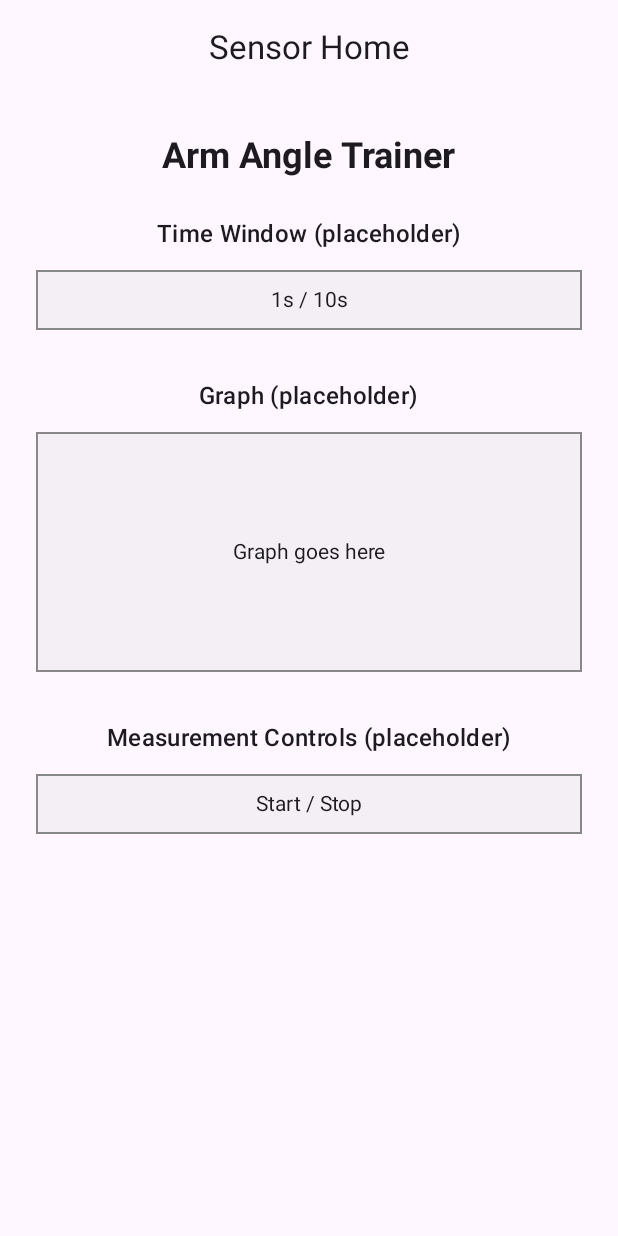
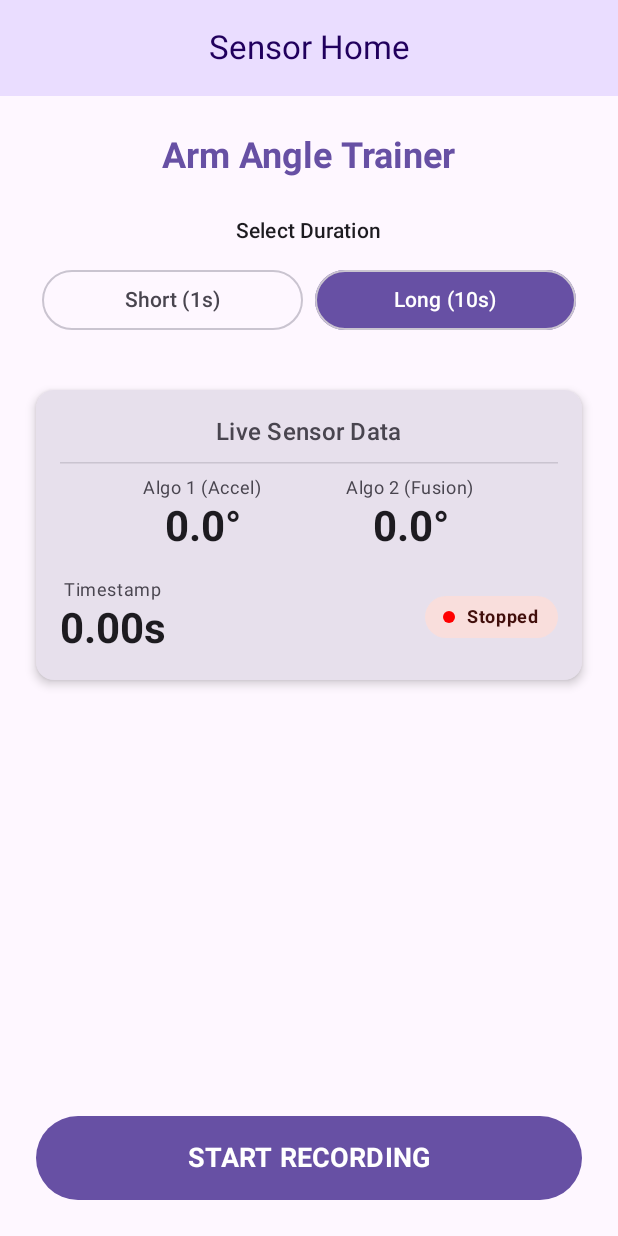
Before and after one commit to Alexby03/AndroidSensorMonitor, an Android app built with Jetpack Compose: the @Preview function AppScreenPreview, on a phone screen of 412 x 824 dp. Run offline under Robolectric (Android 15) with nearby library versions, the phone set to English and light mode, and no system bars.

Commit message:
Introduced screen, implemented a state to expose to the front-end. Tweaked filter alphas, changed divisor to 1_000F

```diff
--- a/app/src/main/AndroidManifest.xml
+++ b/app/src/main/AndroidManifest.xml
@@ -3,6 +3,7 @@
           xmlns:tools="http://schemas.android.com/tools">
 
     <application
+            android:name=".SensorApplication"
             android:allowBackup="true"
             android:dataExtractionRules="@xml/data_extraction_rules"
             android:fullBackupContent="@xml/backup_rules"
--- a/app/src/main/java/com/example/sensors/core/AngleCalculator.kt
+++ b/app/src/main/java/com/example/sensors/core/AngleCalculator.kt
@@ -8,8 +8,8 @@ class AngleCalculator {
     private var currentFusionAngle = 0f
     private var lastTimestamp: Long = 0
 
-    private val aEWMA = 0.1f
-    private val aFusion = 0.98f
+    private val aEWMA = 0.2f
+    private val aFusion = 0.5f
 
     fun process(rawEvents: Flow<ReadSensorEvent>): Flow<MeasuredResult> {
         reset()
@@ -18,7 +18,7 @@ class AngleCalculator {
             val dt = if (lastTimestamp == 0L) {
                 0f
             } else {
-                (event.timestamp - lastTimestamp) / 1_000_000f
+                (event.timestamp - lastTimestamp) / 1_000f
             }
             lastTimestamp = event.timestamp
 
--- a/app/src/main/java/com/example/sensors/ui/screens/AppScreen.kt
+++ b/app/src/main/java/com/example/sensors/ui/screens/AppScreen.kt
@@ -1,61 +1,43 @@
 package com.example.sensors.ui.screens
 
-import androidx.compose.foundation.layout.Arrangement
-import androidx.compose.foundation.layout.Box
-import androidx.compose.foundation.layout.Column
-import androidx.compose.foundation.layout.PaddingValues
-import androidx.compose.foundation.layout.Row
-import androidx.compose.foundation.layout.Spacer
-import androidx.compose.foundation.layout.fillMaxSize
-import androidx.compose.foundation.layout.fillMaxWidth
-import androidx.compose.foundation.layout.height
-import androidx.compose.foundation.layout.padding
-import androidx.compose.foundation.lazy.LazyColumn
-import androidx.compose.foundation.lazy.items
-import androidx.compose.foundation.text.KeyboardOptions
-import androidx.compose.material3.Button
-import androidx.compose.material3.CenterAlignedTopAppBar
-import androidx.compose.material3.ExperimentalMaterial3Api
-import androidx.compose.material3.HorizontalDivider
-import androidx.compose.material3.MaterialTheme
-import androidx.compose.material3.OutlinedTextField
-import androidx.compose.material3.Scaffold
-import androidx.compose.material3.Text
-import androidx.compose.material3.TopAppBarDefaults
+import androidx.compose.foundation.background
+import androidx.compose.foundation.border
+import androidx.compose.foundation.layout.*
+import androidx.compose.foundation.shape.RoundedCornerShape
+import androidx.compose.material3.*
 import androidx.compose.runtime.Composable
-import androidx.compose.runtime.LaunchedEffect
 import androidx.compose.runtime.collectAsState
 import androidx.compose.runtime.getValue
-import androidx.compose.runtime.mutableStateOf
-import androidx.compose.runtime.remember
-import androidx.compose.runtime.setValue
 import androidx.compose.ui.Alignment
 import androidx.compose.ui.Modifier
+import androidx.compose.ui.graphics.Color
 import androidx.compose.ui.text.font.FontWeight
-import androidx.compose.ui.text.input.ImeAction
-import androidx.compose.ui.text.input.KeyboardType
+import androidx.compose.ui.text.style.TextAlign
 import androidx.compose.ui.tooling.preview.Preview
 import androidx.compose.ui.unit.dp
 import androidx.compose.ui.unit.sp
+import com.example.sensors.core.TimeSet
 import com.example.sensors.viewmodels.FakeVM
 import com.example.sensors.viewmodels.SensorViewModel
-import java.time.format.DateTimeFormatter
-import androidx.compose.foundation.background
-import androidx.compose.foundation.border
-import androidx.compose.foundation.layout.*
-import androidx.compose.material3.*
-import androidx.compose.ui.graphics.Color
-import androidx.compose.ui.unit.dp
+import java.util.Locale
 
 @OptIn(ExperimentalMaterial3Api::class)
 @Composable
 fun AppScreen(
-    vm: SensorViewModel // kept for later use but not used now
+    vm: SensorViewModel
 ) {
+    // Collect flows from the ViewModel
+    val state by vm.state.collectAsState()
+    val interval by vm.interval.collectAsState()
+
     Scaffold(
         topBar = {
             CenterAlignedTopAppBar(
-                title = { Text("Sensor Home") }
+                title = { Text("Sensor Home") },
+                colors = TopAppBarDefaults.centerAlignedTopAppBarColors(
+                    containerColor = MaterialTheme.colorScheme.primaryContainer,
+                    titleContentColor = MaterialTheme.colorScheme.onPrimaryContainer
+                )
             )
         }
     ) { padding ->
@@ -74,82 +56,172 @@ fun AppScreen(
             Text(
                 text = "Arm Angle Trainer",
                 style = MaterialTheme.typography.headlineSmall,
-                fontWeight = FontWeight.Bold
+                fontWeight = FontWeight.Bold,
+                color = MaterialTheme.colorScheme.primary
             )
 
             Spacer(modifier = Modifier.height(24.dp))
 
-
             // ---------------------------------------------------
-            // TIME WINDOW SECTION (placeholder)
+            // TIME WINDOW SELECTOR
             // ---------------------------------------------------
             Text(
-                text = "Time Window (placeholder)",
-                style = MaterialTheme.typography.titleMedium
+                text = "Select Duration",
+                style = MaterialTheme.typography.labelLarge
             )
+            Spacer(modifier = Modifier.height(8.dp))
 
-            Spacer(modifier = Modifier.height(12.dp))
+            Row(
+                modifier = Modifier.fillMaxWidth(),
+                horizontalArrangement = Arrangement.Center
+            ) {
+                TimeSet.values().forEach { mode ->
+                    val isSelected = (interval == mode)
+                    val label = if (mode == TimeSet.SHORT) "Short (1s)" else "Long (10s)"
 
-            Box(
-                modifier = Modifier
-                    .fillMaxWidth()
-                    .height(40.dp)
-                    .border(1.dp, Color.Gray)
-                    .background(Color.LightGray.copy(alpha = 0.2f)),
-                contentAlignment = Alignment.Center
-            ) {
-                Text("1s / 10s")
+                    // Changing logic: only allow changing mode if NOT measuring
+                    val enabled = !state.isMeasuring
+
+                    OutlinedButton(
+                        onClick = { vm.setTimeSet(mode) }, // Make sure you added setTimeSet to interface!
+                        modifier = Modifier
+                            .weight(1f)
+                            .padding(4.dp),
+                        enabled = enabled,
+                        colors = if (isSelected) {
+                            ButtonDefaults.outlinedButtonColors(
+                                containerColor = MaterialTheme.colorScheme.primary,
+                                contentColor = MaterialTheme.colorScheme.onPrimary
+                            )
+                        } else {
+                            ButtonDefaults.outlinedButtonColors()
+                        }
+                    ) {
+                        Text(label)
+                    }
+                }
             }
-
 
             Spacer(modifier = Modifier.height(32.dp))
 
+            // ---------------------------------------------------
+            // LIVE DATA DISPLAY (Angle 1, Angle 2, Timestamp, Status)
+            // ---------------------------------------------------
+            Card(
+                modifier = Modifier.fillMaxWidth(),
+                elevation = CardDefaults.cardElevation(defaultElevation = 4.dp),
+                colors = CardDefaults.cardColors(containerColor = MaterialTheme.colorScheme.surfaceVariant)
+            ) {
+                Column(
+                    modifier = Modifier.padding(16.dp),
+                    horizontalAlignment = Alignment.CenterHorizontally
+                ) {
+                    Text(
+                        "Live Sensor Data",
+                        style = MaterialTheme.typography.titleMedium,
+                        fontWeight = FontWeight.SemiBold
+                    )
+                    HorizontalDivider(modifier = Modifier.padding(vertical = 8.dp))
+
+                    Row(
+                        modifier = Modifier.fillMaxWidth(),
+                        horizontalArrangement = Arrangement.SpaceEvenly
+                    ) {
+                        DataField("Algo 1 (Accel)", "%.1f°".format(state.currentAlgo1Angle))
+                        DataField("Algo 2 (Fusion)", "%.1f°".format(state.currentAlgo2Angle))
+                    }
+
+                    Spacer(modifier = Modifier.height(16.dp))
+
+                    Row(
+                        modifier = Modifier.fillMaxWidth(),
+                        horizontalArrangement = Arrangement.SpaceBetween,
+                        verticalAlignment = Alignment.CenterVertically
+                    ) {
+                        // Simple Timestamp (ns -> seconds for display)
+                        val seconds = state.currentTimeStamp / 1_000_000_000.0
+                        // Just showing raw seconds for debugging/visual feedback
+                        DataField("Timestamp", "%.2fs".format(seconds))
+
+                        // Status Badge
+                        StatusBadge(isMeasuring = state.isMeasuring)
+                    }
+                }
+            }
+
+            Spacer(modifier = Modifier.weight(1f)) // Push button to bottom area
 
             // ---------------------------------------------------
-            // GRAPH PLACEHOLDER
+            // START / STOP BUTTON
             // ---------------------------------------------------
-            Text(
-                text = "Graph (placeholder)",
-                style = MaterialTheme.typography.titleMedium
-            )
+            Button(
+                onClick = {
+                    if (state.isMeasuring) {
+                        vm.stopMeasurement()
+                    } else {
+                        vm.startMeasurement()
+                    }
+                },
+                modifier = Modifier
+                    .fillMaxWidth()
+                    .height(56.dp),
+                colors = ButtonDefaults.buttonColors(
+                    containerColor = if (state.isMeasuring) MaterialTheme.colorScheme.error else MaterialTheme.colorScheme.primary
+                )
+            ) {
+                Text(
+                    text = if (state.isMeasuring) "STOP MEASUREMENT" else "START RECORDING",
+                    fontSize = 18.sp,
+                    fontWeight = FontWeight.Bold
+                )
+            }
+        }
+    }
+}
 
-            Spacer(modifier = Modifier.height(12.dp))
+// Helper Composable for Data Fields
+@Composable
+fun DataField(label: String, value: String) {
+    Column(horizontalAlignment = Alignment.CenterHorizontally) {
+        Text(
+            text = label,
+            style = MaterialTheme.typography.bodySmall,
+            color = MaterialTheme.colorScheme.onSurfaceVariant
+        )
+        Text(
+            text = value,
+            style = MaterialTheme.typography.headlineMedium,
+            fontWeight = FontWeight.Bold,
+            color = MaterialTheme.colorScheme.onSurface
+        )
+    }
+}
 
+// Helper Composable for Status Badge
+@Composable
+fun StatusBadge(isMeasuring: Boolean) {
+    Surface(
+        shape = RoundedCornerShape(16.dp),
+        color = if (isMeasuring) MaterialTheme.colorScheme.tertiaryContainer else MaterialTheme.colorScheme.errorContainer
+    ) {
+        Row(
+            modifier = Modifier.padding(horizontal = 12.dp, vertical = 6.dp),
+            verticalAlignment = Alignment.CenterVertically
+        ) {
             Box(
                 modifier = Modifier
-                    .fillMaxWidth()
-                    .height(160.dp)
-                    .border(1.dp, Color.Gray)
-                    .background(Color.LightGray.copy(alpha = 0.2f)),
-                contentAlignment = Alignment.Center
-            ) {
-                Text("Graph goes here")
-            }
-
-
-            Spacer(modifier = Modifier.height(32.dp))
-
-
-            // ---------------------------------------------------
-            // MEASUREMENT CONTROL SECTION (placeholder)
-            // ---------------------------------------------------
+                    .size(8.dp)
+                    .background(
+                        if (isMeasuring) Color.Green else Color.Red,
+                        shape = RoundedCornerShape(50)
+                    )
+            )
+            Spacer(modifier = Modifier.width(8.dp))
             Text(
-                text = "Measurement Controls (placeholder)",
-                style = MaterialTheme.typography.titleMedium
+                text = if (isMeasuring) "Running" else "Stopped",
+                style = MaterialTheme.typography.labelMedium,
+                fontWeight = FontWeight.Bold
             )
-
-            Spacer(modifier = Modifier.height(12.dp))
-
-            Box(
-                modifier = Modifier
-                    .fillMaxWidth()
-                    .height(40.dp)
-                    .border(1.dp, Color.Gray)
-                    .background(Color.LightGray.copy(alpha = 0.2f)),
-                contentAlignment = Alignment.Center
-            ) {
-                Text("Start / Stop")
-            }
         }
     }
 }
```
Also changed, not shown: app/src/main/java/com/example/sensors/viewmodels/SensorVM.kt (+60 -37 lines).
